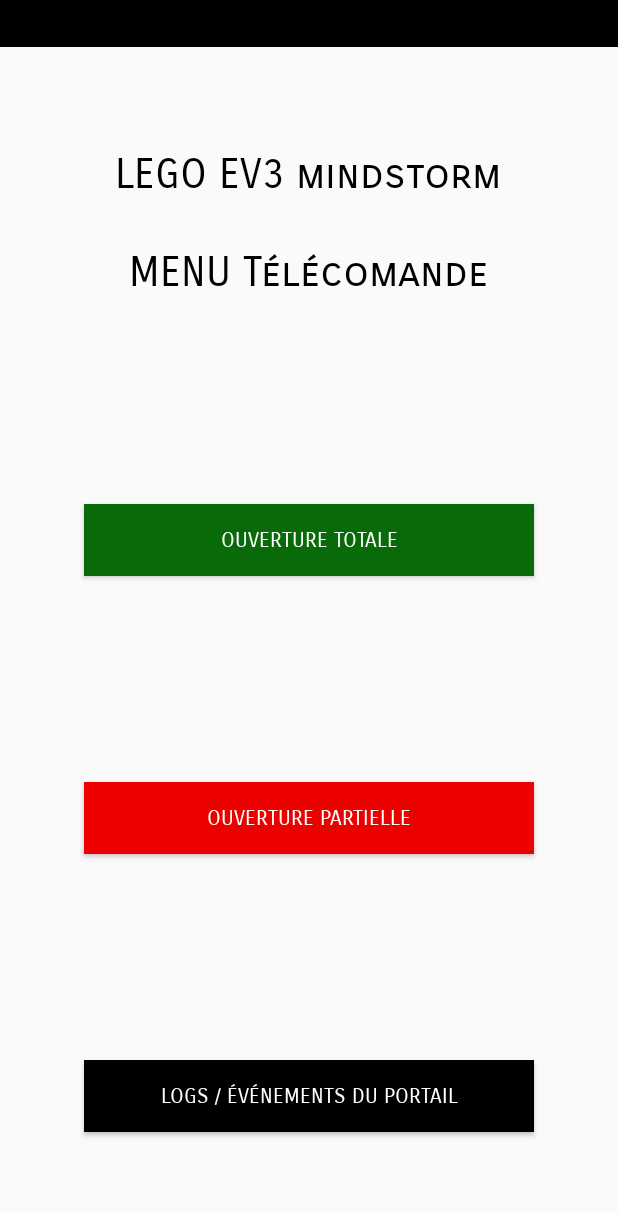
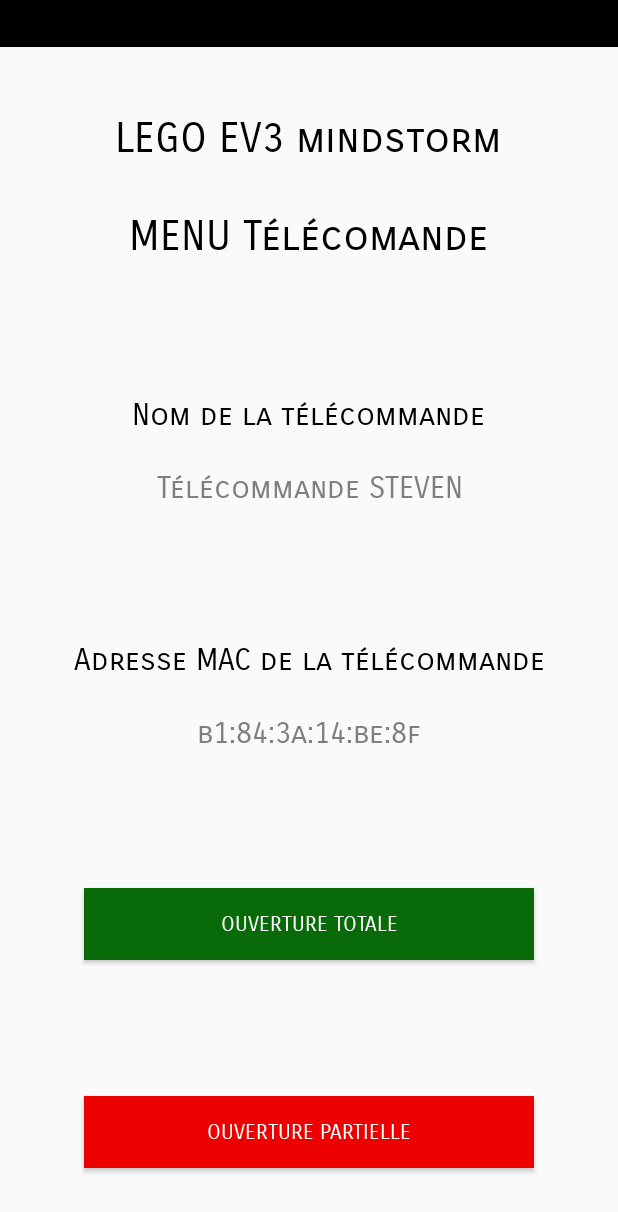
Before and after one commit to FrancoisChv/POC, an Android app: the LanceTelActivity screen opened directly, with no data from a screen before it, on a phone screen of 412 x 824 dp. Shown: the top 1212 px of the screen. Run offline under Robolectric (Android 15) with nearby library versions, the phone set to English and light mode, and no system bars.

Commit message:
modification des menus

```diff
--- a/app/src/main/java/com/example/poc/LanceTelActivity.java
+++ b/app/src/main/java/com/example/poc/LanceTelActivity.java
@@ -15,7 +15,6 @@ public class LanceTelActivity extends AppCompatActivity {
     private Button param;
     private Button ajout;
     private Button lance;
-    private Button log;
 
     private Vibrator vib;
 
@@ -29,7 +28,6 @@ public class LanceTelActivity extends AppCompatActivity {
         param = findViewById(R.id.param_btn);
         ajout = findViewById(R.id.ajout_btn);
         lance = findViewById(R.id.lance_btn);
-        log = findViewById(R.id.log_btn);
 
         vib = (Vibrator) getSystemService(MainActivity.VIBRATOR_SERVICE);
 
--- a/app/src/main/res/layout/activity_lance_tel.xml
+++ b/app/src/main/res/layout/activity_lance_tel.xml
@@ -40,6 +40,64 @@
         android:orientation="vertical"
         android:gravity="center">
 
+        <TextView
+            android:layout_width="wrap_content"
+            android:layout_height="wrap_content"
+            android:textSize="20dp"
+            android:textColor="#000000"
+            android:textAlignment="center"
+            android:fontFamily="sans-serif-smallcaps"
+            android:text="Nom de la télécommande\n"
+            />
+
+        <TextView
+            android:layout_width="wrap_content"
+            android:layout_height="wrap_content"
+            android:textSize="20dp"
+            android:textColor="#7F7F7F"
+            android:textAlignment="center"
+            android:fontFamily="sans-serif-smallcaps"
+            android:text="Télécommande STEVEN"
+            />
+
+    </LinearLayout>
+
+    <LinearLayout
+        android:layout_width="match_parent"
+        android:layout_height="wrap_content"
+        android:layout_weight="1"
+        android:orientation="vertical"
+        android:gravity="center">
+
+        <TextView
+            android:layout_width="wrap_content"
+            android:layout_height="wrap_content"
+            android:textSize="20dp"
+            android:textColor="#000000"
+            android:textAlignment="center"
+            android:fontFamily="sans-serif-smallcaps"
+            android:text="Adresse MAC de la télécommande\n"
+            />
+
+        <TextView
+            android:layout_width="wrap_content"
+            android:layout_height="wrap_content"
+            android:textSize="20dp"
+            android:textColor="#7F7F7F"
+            android:textAlignment="center"
+            android:fontFamily="sans-serif-smallcaps"
+            android:text="b1:84:3a:14:be:8f"
+            />
+
+    </LinearLayout>
+
+    <LinearLayout
+        android:layout_width="match_parent"
+        android:layout_height="wrap_content"
+        android:layout_weight="1"
+        android:orientation="vertical"
+        android:gravity="center">
+
         <Button
             android:id="@+id/lance_btn"
             android:layout_width="300dp"
@@ -73,23 +131,4 @@
 
     </LinearLayout>
 
-    <LinearLayout
-        android:layout_width="match_parent"
-        android:layout_height="wrap_content"
-        android:layout_weight="1"
-        android:orientation="vertical"
-        android:gravity="center">
-
-        <Button
-            android:id="@+id/log_btn"
-            android:layout_height="wrap_content"
-            android:layout_width="300dp"
-            android:layout_gravity="center"
-            android:textColor="@android:color/white"
-            android:fontFamily="sans-serif-smallcaps"
-            android:text="Logs / événements du portail"
-            android:background="#000000"
-            android:textAlignment="center" />
-    </LinearLayout>
-
 </LinearLayout>
```
